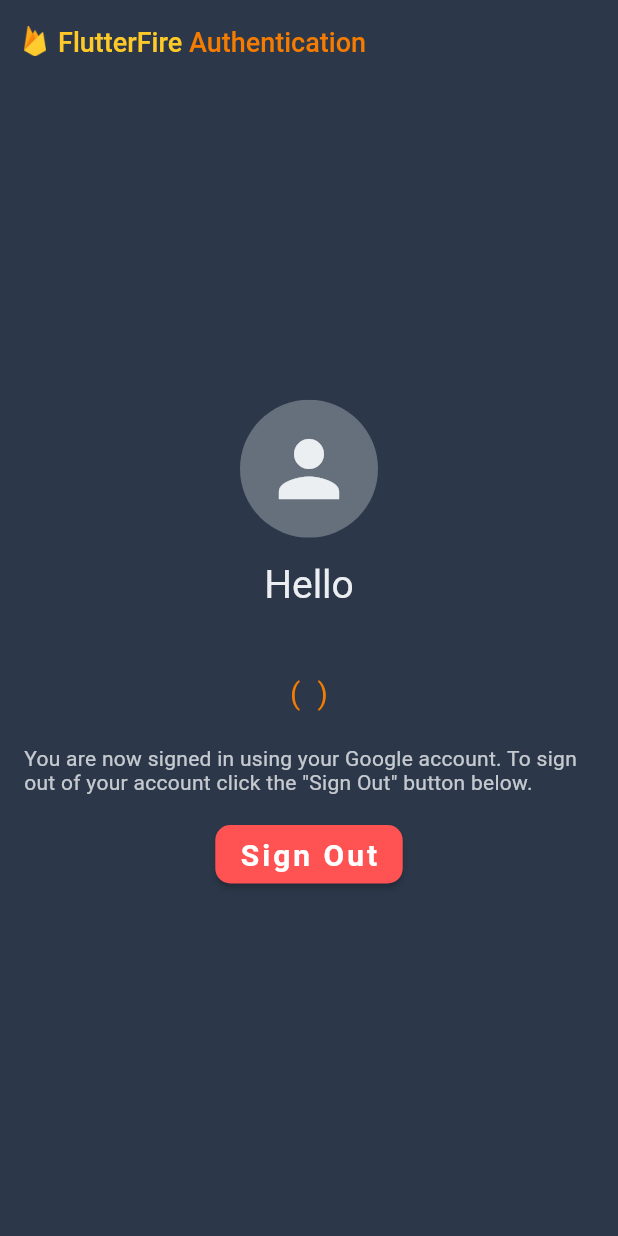
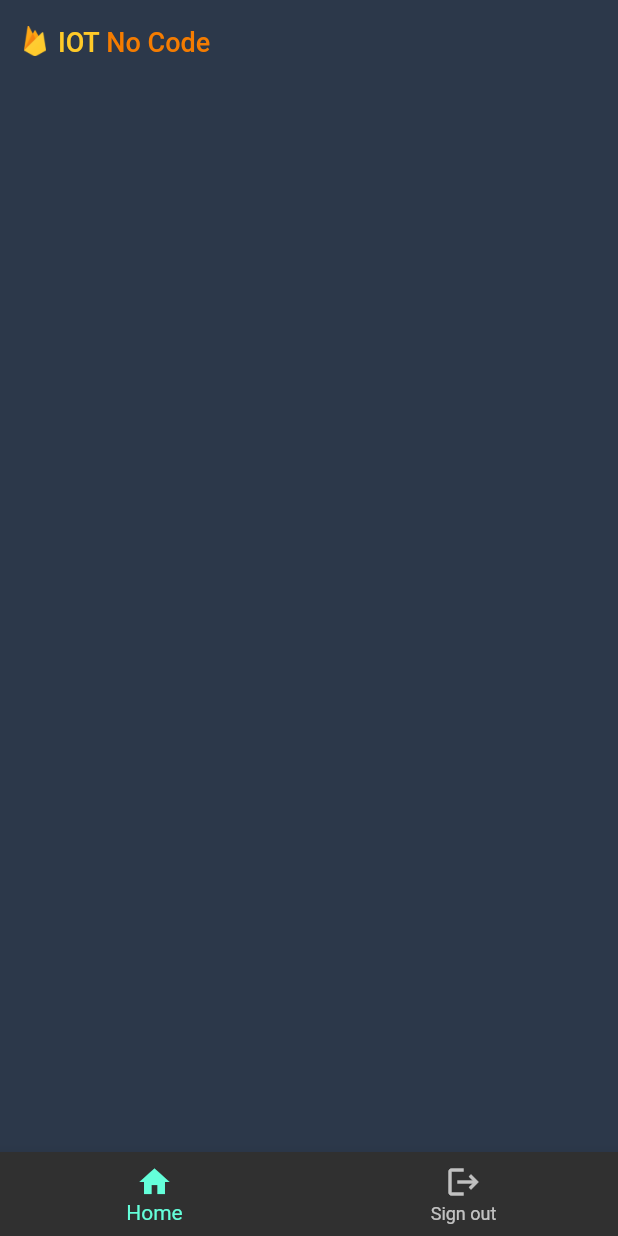
Before and after one commit to ICST-Technion/W22-IOT-NoCode, a Flutter app: the UserInfoScreen screen opened directly with empty values, on a phone screen of 412 x 824 dp. Run offline on Flutter 3.47's test engine with Material 2 defaults, Android fonts, the phone set to English and light mode, and no system bars; our stand-ins replace firebase_auth, firebase_core, google_sign_in; accounts and stored records are empty.

Commit message:
Sign in and out work

```diff
--- a/App/lib/screens/user_info_screen.dart
+++ b/App/lib/screens/user_info_screen.dart
@@ -4,6 +4,7 @@ import 'package:app/res/custom_colors.dart';
 import 'package:app/screens/sign_in_screen.dart';
 import 'package:app/utils/authentication.dart';
 import 'package:app/widgets/app_bar_title.dart';
+import 'package:app/widgets/bottom_navigation_bar.dart';
 
 class UserInfoScreen extends StatefulWidget {
   const UserInfoScreen({Key? key, required User user})
@@ -46,6 +47,22 @@ class _UserInfoScreenState extends State<UserInfoScreen> {
     super.initState();
   }
 
+  Future<void> _onMenuChanged (int index) async {
+    if(index == 1) {
+      setState(() {
+        _isSigningOut = true;
+      });
+
+      await Authentication.signOut(context: context);
+
+      setState(() {
+        _isSigningOut = false;
+      });
+
+      Navigator.of(context).pushReplacement(_routeToSignInScreen());
+    }
+  }
+
   @override
   Widget build(BuildContext context) {
     return Scaffold(
@@ -55,117 +72,7 @@ class _UserInfoScreenState extends State<UserInfoScreen> {
         backgroundColor: CustomColors.firebaseNavy,
         title: AppBarTitle(),
       ),
-      body: SafeArea(
-        child: Padding(
-          padding: const EdgeInsets.only(
-            left: 16.0,
-            right: 16.0,
-            bottom: 20.0,
-          ),
-          child: Column(
-            mainAxisAlignment: MainAxisAlignment.center,
-            children: [
-              Row(),
-              _user.photoURL != null
-                  ? ClipOval(
-                child: Material(
-                  color: CustomColors.firebaseGrey.withOpacity(0.3),
-                  child: Image.network(
-                    _user.photoURL!,
-                    fit: BoxFit.fitHeight,
-                  ),
-                ),
-              )
-                  : ClipOval(
-                child: Material(
-                  color: CustomColors.firebaseGrey.withOpacity(0.3),
-                  child: Padding(
-                    padding: const EdgeInsets.all(16.0),
-                    child: Icon(
-                      Icons.person,
-                      size: 60,
-                      color: CustomColors.firebaseGrey,
-                    ),
-                  ),
-                ),
-              ),
-              SizedBox(height: 16.0),
-              Text(
-                'Hello',
-                style: TextStyle(
-                  color: CustomColors.firebaseGrey,
-                  fontSize: 26,
-                ),
-              ),
-              SizedBox(height: 8.0),
-              Text(
-                _user.displayName!,
-                style: TextStyle(
-                  color: CustomColors.firebaseYellow,
-                  fontSize: 26,
-                ),
-              ),
-              SizedBox(height: 8.0),
-              Text(
-                '( ${_user.email!} )',
-                style: TextStyle(
-                  color: CustomColors.firebaseOrange,
-                  fontSize: 20,
-                  letterSpacing: 0.5,
-                ),
-              ),
-              SizedBox(height: 24.0),
-              Text(
-                'You are now signed in using your Google account. To sign out of your account click the "Sign Out" button below.',
-                style: TextStyle(
-                    color: CustomColors.firebaseGrey.withOpacity(0.8),
-                    fontSize: 14,
-                    letterSpacing: 0.2),
-              ),
-              SizedBox(height: 16.0),
-              _isSigningOut
-                  ? CircularProgressIndicator(
-                valueColor: AlwaysStoppedAnimation<Color>(Colors.white),
-              )
-                  : ElevatedButton(
-                style: ButtonStyle(
-                  backgroundColor: MaterialStateProperty.all(
-                    Colors.redAccent,
-                  ),
-                  shape: MaterialStateProperty.all(
-                    RoundedRectangleBorder(
-                      borderRadius: BorderRadius.circular(10),
-                    ),
-                  ),
-                ),
-                onPressed: () async {
-                  setState(() {
-                    _isSigningOut = true;
-                  });
-                  await Authentication.signOut(context: context);
-                  setState(() {
-                    _isSigningOut = false;
-                  });
-                  Navigator.of(context)
-                      .pushReplacement(_routeToSignInScreen());
-                },
-                child: Padding(
-                  padding: EdgeInsets.only(top: 8.0, bottom: 8.0),
-                  child: Text(
-                    'Sign Out',
-                    style: TextStyle(
-                      fontSize: 20,
-                      fontWeight: FontWeight.bold,
-                      color: Colors.white,
-                      letterSpacing: 2,
-                    ),
-                  ),
-                ),
-              ),
-            ],
-          ),
-        ),
-      ),
+      bottomNavigationBar: BottomNavbar(onChanged: _onMenuChanged),
     );
   }
 }
--- a/App/lib/widgets/app_bar_title.dart
+++ b/App/lib/widgets/app_bar_title.dart
@@ -15,14 +15,14 @@ class AppBarTitle extends StatelessWidget {
         ),
         SizedBox(width: 8),
         Text(
-          'FlutterFire',
+          'IOT',
           style: TextStyle(
             color: CustomColors.firebaseYellow,
             fontSize: 18,
           ),
         ),
         Text(
-          ' Authentication',
+          ' No Code',
           style: TextStyle(
             color: CustomColors.firebaseOrange,
             fontSize: 18,
--- /dev/null
+++ b/App/lib/widgets/bottom_navigation_bar.dart
@@ -0,0 +1,24 @@
+import 'package:flutter/material.dart';
+
+class BottomNavbar extends StatelessWidget {
+  BottomNavbar({Key? key, required this.onChanged});
+
+  final Function(int)? onChanged;
+
+  @override
+  Widget build(BuildContext context) {
+    return BottomNavigationBar(
+        items: const <BottomNavigationBarItem>[
+          BottomNavigationBarItem(
+            icon: Icon(Icons.home),
+            label: 'Home',
+          ),
+          BottomNavigationBarItem(
+            icon: Icon(Icons.logout),
+            label: 'Sign out'
+          )
+        ],
+      onTap: onChanged
+    );
+  }
+}
```
